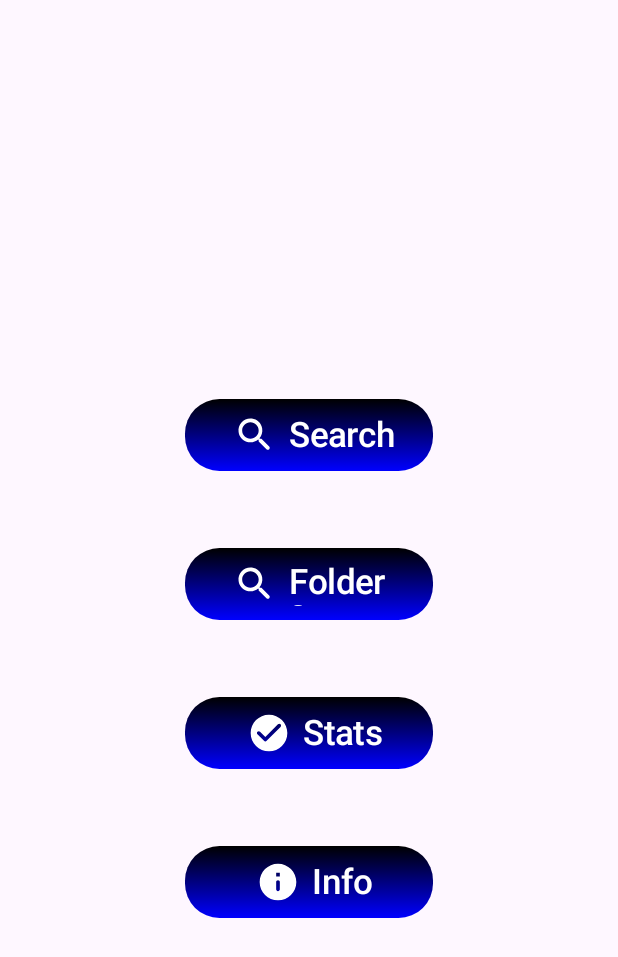
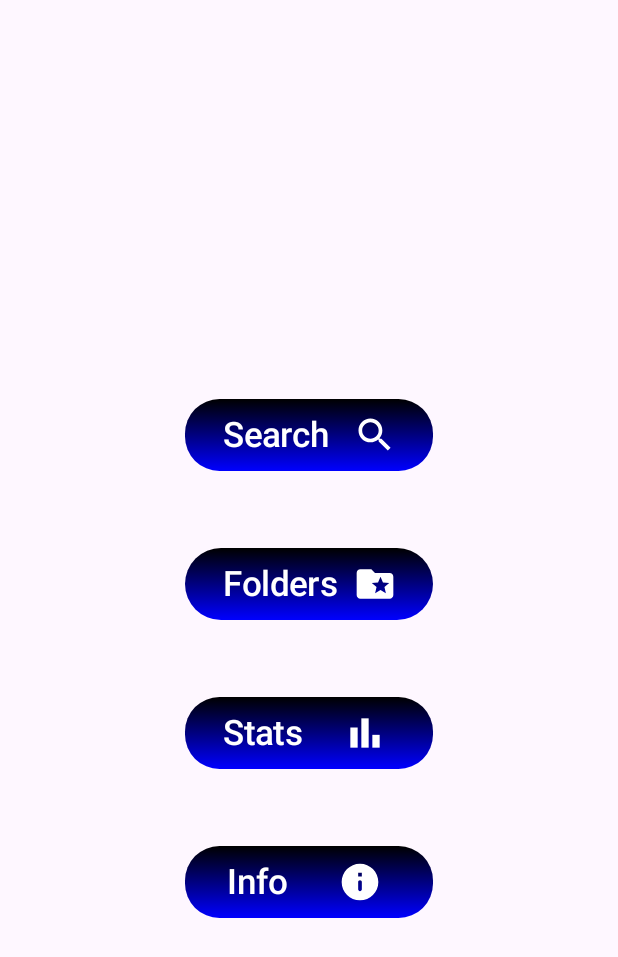
Before and after one commit to Yum3000/muscat, an Android app built with Jetpack Compose: the screen it shows after launch (MainActivity), on a phone screen of 412 x 824 dp. Shown: the top 957 px of the screen. Run offline under Robolectric (Android 15) with nearby library versions, the phone set to English and light mode, and no system bars; our stand-ins replace Dagger/Hilt's generated code.

Commit message:
Displayed folders list working progress..

```diff
--- a/app/src/main/java/ru/byum/muscat/ui/Navigation.kt
+++ b/app/src/main/java/ru/byum/muscat/ui/Navigation.kt
@@ -15,7 +15,8 @@ import ru.byum.muscat.ui.main.MainScreen
 import ru.byum.muscat.ui.musicScreen.SearchScreen
 import ru.byum.muscat.ui.statsScreen.StatsScreen
 import ru.byum.muscat.ui.artistScreen.ArtistScreen
-import ru.byum.muscat.ui.foldersScreen.FoldersScreen
+import ru.byum.muscat.ui.foldersScreen.FolderScreen
+import ru.byum.muscat.ui.foldersScreen.FoldersListScreen
 
 @RequiresApi(Build.VERSION_CODES.O)
 @Composable
@@ -25,7 +26,7 @@ fun MainNavigation(navController: NavHostController) {
     NavHost(navController = navController, startDestination = "main") {
         composable("main") { MainScreen(modifier = Modifier.padding(16.dp), navController = navController) }
         composable("search") { SearchScreen(modifier = Modifier.padding(16.dp), navController = navController) }
-        composable("folders") { FoldersScreen(modifier = Modifier.padding(16.dp), navController) }
+        composable("folders") { FoldersListScreen(modifier = Modifier.padding(16.dp), navController) }
         composable("info") { InfoScreen(modifier = Modifier.padding(16.dp), navController) }
         composable("stats") { StatsScreen(modifier = Modifier.padding(16.dp), navController) }
         composable("artistScreen/{artist_id}") {backStackEntry ->
@@ -35,6 +36,7 @@ fun MainNavigation(navController: NavHostController) {
                 modifier = Modifier.padding(16.dp),
             )
         }
+        composable("FolderScreen") { FolderScreen(modifier = Modifier.padding(16.dp), navController) }
     }
 
 }
--- a/app/src/main/java/ru/byum/muscat/ui/main/MainScreen.kt
+++ b/app/src/main/java/ru/byum/muscat/ui/main/MainScreen.kt
@@ -4,6 +4,7 @@ import androidx.compose.foundation.background
 import androidx.compose.foundation.layout.Arrangement
 import androidx.compose.foundation.layout.Column
 import androidx.compose.foundation.layout.Row
+import androidx.compose.foundation.layout.Spacer
 import androidx.compose.foundation.layout.fillMaxSize
 import androidx.compose.foundation.layout.fillMaxWidth
 import androidx.compose.foundation.layout.height
@@ -24,11 +25,14 @@ import androidx.compose.ui.Alignment
 import androidx.compose.ui.Modifier
 import androidx.compose.ui.graphics.Brush
 import androidx.compose.ui.graphics.Color
+import androidx.compose.ui.res.painterResource
+import androidx.compose.ui.text.style.TextAlign
 import androidx.compose.ui.unit.dp
 import androidx.compose.ui.unit.sp
 import androidx.hilt.navigation.compose.hiltViewModel
 
 import androidx.navigation.NavHostController
+import ru.byum.muscat.R
 import ru.byum.muscat.ui.musicScreen.SearchViewModel
 
 
@@ -56,6 +60,7 @@ internal fun MainScreen(
     )
     {
         Row(
+            verticalAlignment = Alignment.CenterVertically,
             modifier = Modifier
                 .fillMaxWidth()
                 .padding(top = 54.dp),
@@ -75,20 +80,58 @@ internal fun MainScreen(
                 colors = ButtonDefaults.buttonColors(containerColor = Color.Transparent),
                 onClick = { navController.navigate("search") }) {
 
+                Text(
+                    text = "Search ",
+                    textAlign = TextAlign.End,
+                    color = Color.White,
+                    fontSize = 23.sp
+                )
+                Spacer(modifier = Modifier.size(10.dp))
                 Icon(
-                    imageVector = Icons.Rounded.Search,
+                    painter = painterResource(id = R.drawable.search_icon),
                     contentDescription = "Search",
                     tint = Color.White,
                     modifier = Modifier.size(45.dp)
                 )
+            }
 
+        }
+
+        Row(
+            verticalAlignment = Alignment.CenterVertically,
+            modifier = Modifier
+                .fillMaxWidth()
+                .padding(top = 54.dp),
+            horizontalArrangement = Arrangement.Center
+        ) {
+            Button(
+                modifier = Modifier
+                    .width(165.dp)
+                    .height(45.dp)
+                    .background(
+                        brush = Brush.verticalGradient(
+                            colors =
+                            listOf(Color.Black, Color.Blue)
+                        ),
+                        shape = RoundedCornerShape(30.dp),
+                    ),
+
+                colors = ButtonDefaults.buttonColors(containerColor = Color.Transparent),
+                onClick = { navController.navigate("folders") }) {
                 Text(
-                    text = "Search",
+                    text = "Folders",
+                    textAlign = TextAlign.End,
                     color = Color.White,
                     fontSize = 23.sp
                 )
+                Spacer(modifier = Modifier.size(10.dp))
+                Icon(
+                    painter = painterResource(id = R.drawable.folder_icon),
+                    contentDescription = "Folders",
+                    //tint = Color.White,
+                    modifier = Modifier.size(45.dp)
+                )
             }
-
         }
 
         Row(
@@ -111,61 +154,26 @@ internal fun MainScreen(
                     ),
 
                 colors = ButtonDefaults.buttonColors(containerColor = Color.Transparent),
-                onClick = { navController.navigate("folders") }) {
-
-                Icon(
-                    imageVector = Icons.Rounded.Search,
-                    contentDescription = "Folders",
-                    tint = Color.White,
-                    modifier = Modifier.size(45.dp)
-                )
+                onClick = { navController.navigate("stats") }) {
 
                 Text(
-                    text = "Folders",
+                    text = "Stats  ",
+                    textAlign = TextAlign.End,
                     color = Color.White,
                     fontSize = 23.sp
                 )
-            }
-
-        }
-
-        Row(
-            modifier = Modifier
-                .fillMaxWidth()
-                .padding(top = 54.dp),
-            horizontalArrangement = Arrangement.Center
-        ) {
-            Button(
-                modifier = Modifier
-                    .width(165.dp)
-                    .height(45.dp)
-                    .background(
-                        brush = Brush.verticalGradient(
-                            colors =
-                            listOf(Color.Black, Color.Blue)
-                        ),
-                        shape = RoundedCornerShape(23.dp),
-                    ),
-
-                colors = ButtonDefaults.buttonColors(containerColor = Color.Transparent),
-                onClick = { navController.navigate("stats") }) {
-
+                Spacer(modifier = Modifier.size(10.dp))
                 Icon(
-                    imageVector = Icons.Rounded.CheckCircle,
+                    painter = painterResource(id = R.drawable.stats_icon),
                     contentDescription = "Stats",
                     tint = Color.White,
                     modifier = Modifier.size(45.dp)
-                )
-
-                Text(
-                    text = "Stats",
-                    color = Color.White,
-                    fontSize = 23.sp
                 )
             }
         }
 
         Row(
+            verticalAlignment = Alignment.CenterVertically,
             modifier = Modifier
                 .fillMaxWidth()
                 .padding(top = 54.dp),
@@ -186,18 +194,19 @@ internal fun MainScreen(
                 colors = ButtonDefaults.buttonColors(containerColor = Color.Transparent),
                 onClick = { navController.navigate("info") }) {
 
+                Text(
+                    text = "Info   ",
+                    textAlign = TextAlign.End,
+                    color = Color.White,
+                    fontSize = 23.sp
+                )
+                Spacer(modifier = Modifier.size(10.dp))
                 Icon(
                     imageVector = Icons.Rounded.Info,
                     contentDescription = "Info",
                     tint = Color.White,
                     modifier = Modifier.size(45.dp)
                 )
-
-                Text(
-                    text = "Info",
-                    color = Color.White,
-                    fontSize = 23.sp
-                )
             }
         }
     }
--- /dev/null
+++ b/app/src/main/res/drawable/folder_icon.xml
@@ -0,0 +1,5 @@
+<vector android:height="30dp" android:tint="#FFFFFF"
+    android:viewportHeight="24" android:viewportWidth="24"
+    android:width="30dp" xmlns:android="http://schemas.android.com/apk/res/android">
+    <path android:fillColor="@android:color/white" android:pathData="M20,6h-8l-2,-2L4,4c-1.1,0 -2,0.9 -2,2v12c0,1.1 0.9,2 2,2h16c1.1,0 2,-0.9 2,-2L22,8c0,-1.1 -0.9,-2 -2,-2zM17.94,17L15,15.28 12.06,17l0.78,-3.33 -2.59,-2.24 3.41,-0.29L15,8l1.34,3.14 3.41,0.29 -2.59,2.24 0.78,3.33z"/>
+</vector>
--- /dev/null
+++ b/app/src/main/res/drawable/search_icon.xml
@@ -0,0 +1,5 @@
+<vector android:height="30dp" android:tint="#FFFFFF"
+    android:viewportHeight="24" android:viewportWidth="24"
+    android:width="30dp" xmlns:android="http://schemas.android.com/apk/res/android">
+    <path android:fillColor="@android:color/white" android:pathData="M15.5,14h-0.79l-0.28,-0.27C15.41,12.59 16,11.11 16,9.5 16,5.91 13.09,3 9.5,3S3,5.91 3,9.5 5.91,16 9.5,16c1.61,0 3.09,-0.59 4.23,-1.57l0.27,0.28v0.79l5,4.99L20.49,19l-4.99,-5zM9.5,14C7.01,14 5,11.99 5,9.5S7.01,5 9.5,5 14,7.01 14,9.5 11.99,14 9.5,14z"/>
+</vector>
--- /dev/null
+++ b/app/src/main/res/drawable/stats_icon.xml
@@ -0,0 +1,7 @@
+<vector android:height="30dp" android:tint="#FFFFFF"
+    android:viewportHeight="24" android:viewportWidth="24"
+    android:width="30dp" xmlns:android="http://schemas.android.com/apk/res/android">
+    <path android:fillColor="@android:color/white" android:pathData="M4,9h4v11h-4z"/>
+    <path android:fillColor="@android:color/white" android:pathData="M16,13h4v7h-4z"/>
+    <path android:fillColor="@android:color/white" android:pathData="M10,4h4v16h-4z"/>
+</vector>
```
Also changed, not shown: app/src/main/java/ru/byum/muscat/ui/foldersScreen/FolderScreen.kt (added, +65 -0 lines), app/src/main/java/ru/byum/muscat/ui/foldersScreen/FolderViewModel.kt (+34 -0 lines), app/src/main/java/ru/byum/muscat/ui/foldersScreen/FoldersListScreen.kt (added, +267 -0 lines), app/src/main/java/ru/byum/muscat/ui/foldersScreen/FoldersScreen.kt (deleted, +0 -125 lines).
